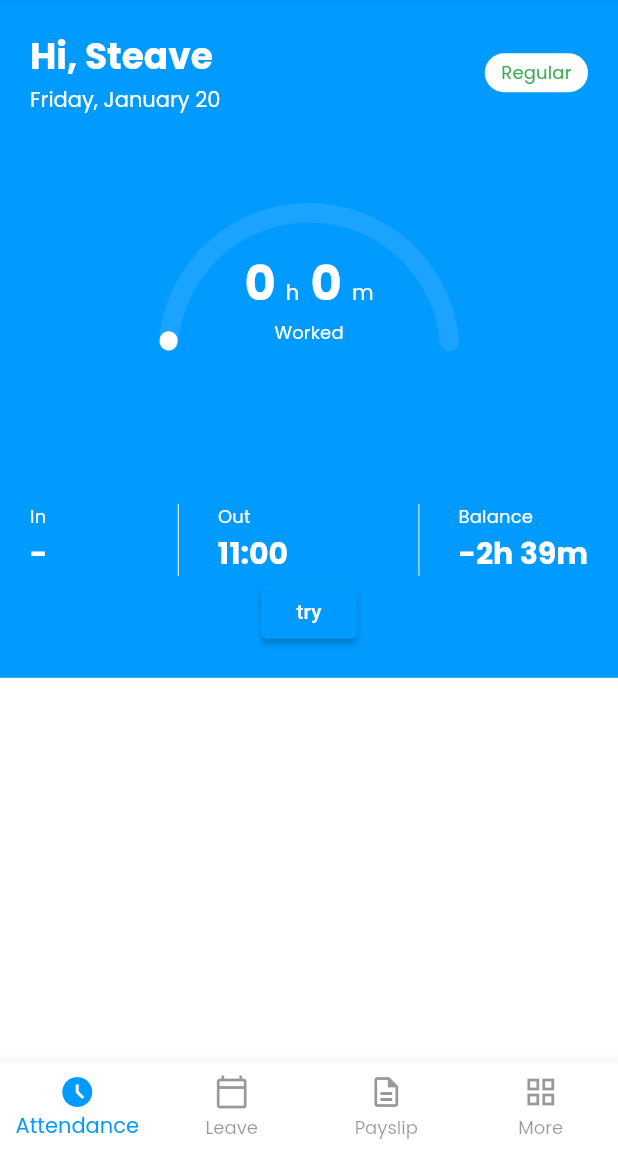
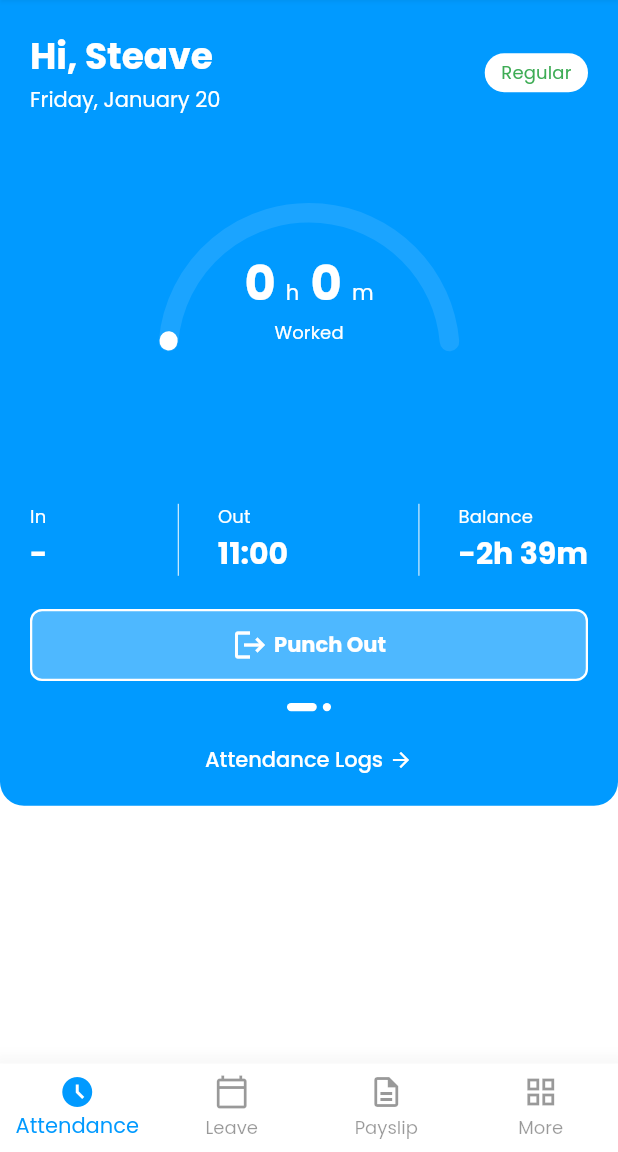
Before and after one commit to Forhan96/pay_day_flutter, a Flutter app: the screen it shows after launch, on a phone screen of 412 x 824 dp, the part 84-1236 px from its top. Run offline on Flutter 3.47's test engine with Material 2 defaults, Android fonts, the phone set to English and light mode, and no system bars; drawn by our look-alikes of sleek_circular_slider; our stand-ins replace fluro, flutter_screenutil, flutter_svg, get_it, google_fonts.

Commit message:
- Initial commit

```diff
--- a/lib/src/providers/attendance_provider.dart
+++ b/lib/src/providers/attendance_provider.dart
@@ -18,7 +18,7 @@ class AttendanceProvider extends ChangeNotifier {
   String? get outTime => _outTime;
 
   Future<void> updateTime() async {
-    _dateTime = DateTime(2023, 1, 19, 23, 1);
+    _dateTime = DateTime(2023, 1, 21, 1, 1);
     if (_dateTime != null) {
       _inTime = DateFormat.jm().format(_dateTime!);
       notifyListeners();
--- a/lib/src/screens/attendance_screen.dart
+++ b/lib/src/screens/attendance_screen.dart
@@ -24,8 +24,11 @@ class AttendanceScreen extends StatelessWidget {
       return Container(
         padding: EdgeInsets.all(20),
         decoration: BoxDecoration(
-          color: Theme.of(context).primaryColor,
-        ),
+            color: Theme.of(context).primaryColor,
+            borderRadius: BorderRadius.only(
+              bottomLeft: Radius.circular(16),
+              bottomRight: Radius.circular(16),
+            )),
         child: Column(
           mainAxisSize: MainAxisSize.min,
           children: [
@@ -212,11 +215,73 @@ class AttendanceScreen extends StatelessWidget {
                 ],
               ),
             ),
-            ElevatedButton(
+            SizedBox(
+              height: 24.h,
+            ),
+            OutlinedButton(
               onPressed: () {
                 attendanceProvider.updateTime();
               },
-              child: Text("try"),
+              child: Row(
+                mainAxisSize: MainAxisSize.min,
+                children: [
+                  Icon(Icons.logout),
+                  SizedBox(
+                    width: 4.w,
+                  ),
+                  Text(
+                    "Punch Out",
+                    style: Theme.of(context).textTheme.bodyText2?.copyWith(
+                          color: Theme.of(context).colorScheme.onSecondary,
+                          fontWeight: FontWeight.bold,
+                        ),
+                  ),
+                ],
+              ),
+            ),
+            SizedBox(
+              height: 16.h,
+            ),
+            Row(
+              mainAxisSize: MainAxisSize.min,
+              children: [
+                Container(
+                  height: 6.h,
+                  width: 20.w,
+                  decoration: BoxDecoration(color: Theme.of(context).colorScheme.onSecondary, borderRadius: BorderRadius.all(Radius.circular(20))),
+                ),
+                SizedBox(
+                  width: 4.w,
+                ),
+                Container(
+                  height: 6.h,
+                  width: 6.h,
+                  decoration: BoxDecoration(color: Theme.of(context).colorScheme.onSecondary, borderRadius: BorderRadius.all(Radius.circular(20))),
+                ),
+              ],
+            ),
+            SizedBox(
+              height: 24.h,
+            ),
+            Row(
+              mainAxisSize: MainAxisSize.min,
+              children: [
+                Text(
+                  "Attendance Logs",
+                  style: Theme.of(context).textTheme.bodyText2?.copyWith(
+                        color: Theme.of(context).colorScheme.onSecondary,
+                        fontWeight: FontWeight.w500,
+                      ),
+                ),
+                SizedBox(
+                  width: 4.w,
+                ),
+                Icon(
+                  Icons.arrow_forward,
+                  size: 16,
+                  color: Theme.of(context).colorScheme.onSecondary,
+                ),
+              ],
             ),
           ],
         ),
--- a/lib/src/themes/light_theme.dart
+++ b/lib/src/themes/light_theme.dart
@@ -35,7 +35,13 @@ ThemeData buildLightTheme(BuildContext context) {
     ),
     outlinedButtonTheme: OutlinedButtonThemeData(
       style: OutlinedButton.styleFrom(
-        foregroundColor: AppColors.black.withOpacity(0.2),
+        backgroundColor: AppColors.white.withOpacity(0.3),
+        foregroundColor: AppColors.white,
+        minimumSize: const Size.fromHeight(48),
+        side: const BorderSide(color: AppColors.white, width: 1.5),
+        shape: RoundedRectangleBorder(
+          borderRadius: BorderRadius.circular(8), // <-- Radius
+        ),
       ),
     ),
     colorScheme: const ColorScheme.light(
```
